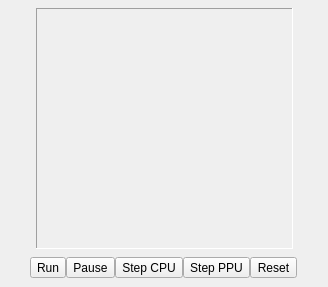
Old version of the form emulator/nesemulatordockwidget.ui in the repository christopherpow/nesicide.
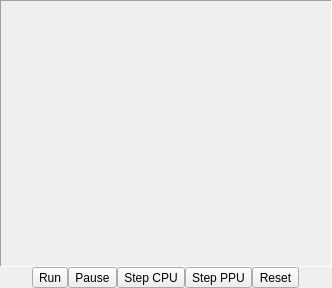
New version of the form. Icons and pictures are not drawn.

What changed in the file:
```diff
--- a/emulator/nesemulatordockwidget.ui
+++ b/emulator/nesemulatordockwidget.ui
@@ -6,14 +6,14 @@
    <rect>
     <x>0</x>
     <y>0</y>
-    <width>328</width>
-    <height>287</height>
+    <width>332</width>
+    <height>288</height>
    </rect>
   </property>
   <property name="minimumSize">
    <size>
-    <width>328</width>
-    <height>287</height>
+    <width>332</width>
+    <height>288</height>
    </size>
   </property>
   <property name="windowTitle">
@@ -41,23 +41,10 @@
       <property name="topMargin">
        <number>0</number>
       </property>
-      <item>
-       <spacer name="horizontalSpacer_2">
-        <property name="orientation">
-         <enum>Qt::Horizontal</enum>
-        </property>
-        <property name="sizeHint" stdset="0">
-         <size>
-          <width>20</width>
-          <height>20</height>
-         </size>
-        </property>
-       </spacer>
-      </item>
       <item>
        <widget class="QFrame" name="frame">
         <property name="sizePolicy">
-         <sizepolicy hsizetype="Fixed" vsizetype="Fixed">
+         <sizepolicy hsizetype="Minimum" vsizetype="Minimum">
           <horstretch>0</horstretch>
           <verstretch>0</verstretch>
          </sizepolicy>
@@ -105,19 +92,6 @@
         </layout>
        </widget>
       </item>
-      <item>
-       <spacer name="horizontalSpacer_3">
-        <property name="orientation">
-         <enum>Qt::Horizontal</enum>
-        </property>
-        <property name="sizeHint" stdset="0">
-         <size>
-          <width>20</width>
-          <height>20</height>
-         </size>
-        </property>
-       </spacer>
-      </item>
      </layout>
     </item>
     <item row="1" column="0">
```
